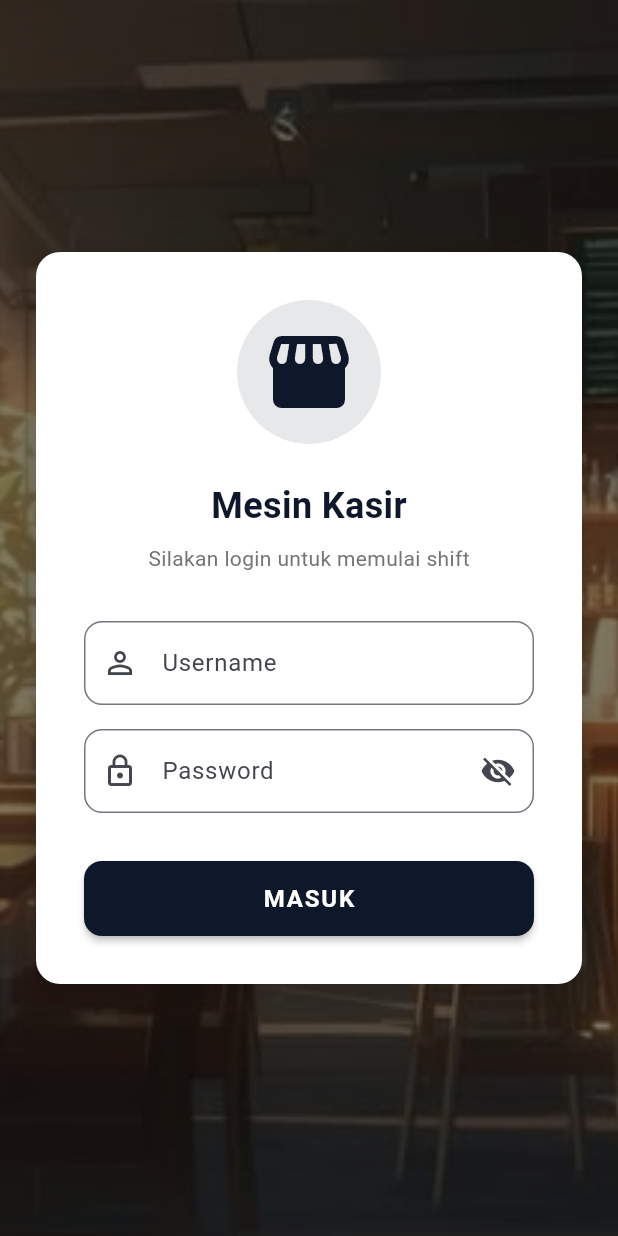
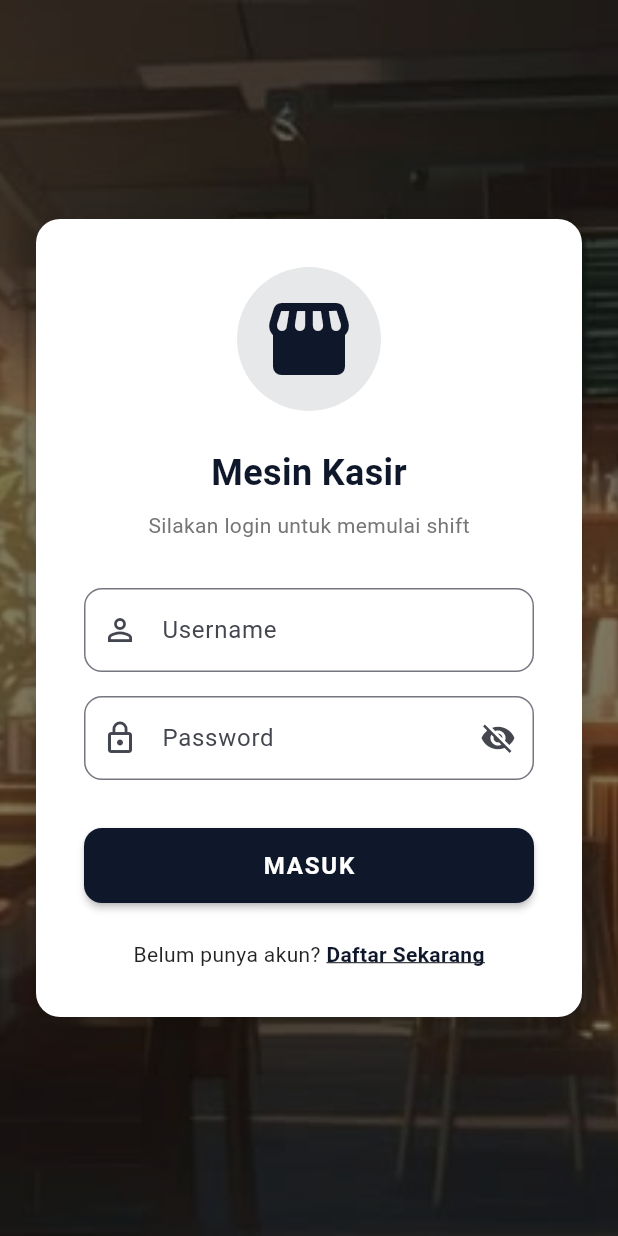
Before and after one commit to ellykaAl/flutter_kasirPRO, a Flutter app: the screen it shows after launch, on a phone screen of 412 x 824 dp. Run offline on Flutter 3.47's test engine with Material 3 defaults, Android fonts, the phone set to English and light mode, and no system bars.

Commit message:
memperbarui kodingan

```diff
--- a/lib/login.dart
+++ b/lib/login.dart
@@ -1,6 +1,7 @@
 import 'package:flutter/material.dart';
 import 'user_model.dart';
 import 'home.dart';
+import 'signup.dart'; // Import halaman daftar/register
 
 class LoginPage extends StatefulWidget {
   const LoginPage({super.key});
@@ -18,11 +19,12 @@ class _LoginPageState extends State<LoginPage> {
     final String username = _usernameController.text.trim();
     final String password = _passwordController.text.trim();
 
+    // Cek jika inputan kosong
     if (username.isEmpty || password.isEmpty) {
       ScaffoldMessenger.of(context).showSnackBar(
         const SnackBar(
           content: Text('Username dan Password tidak boleh kosong!'),
-          backgroundColor: Colors.red,
+          backgroundColor: Colors.redAccent,
           behavior: SnackBarBehavior.floating,
         ),
       );
@@ -41,11 +43,11 @@ class _LoginPageState extends State<LoginPage> {
         MaterialPageRoute(builder: (context) => HomePage(user: user)),
       );
     } catch (e) {
-      // Jika tidak ditemukan (error firstWhere)
+      // Jika tidak ditemukan (firstWhere melempar StateError)
       ScaffoldMessenger.of(context).showSnackBar(
         const SnackBar(
           content: Text('Username atau Password salah!'),
-          backgroundColor: Colors.red,
+          backgroundColor: Colors.redAccent,
           behavior: SnackBarBehavior.floating,
         ),
       );
@@ -54,6 +56,7 @@ class _LoginPageState extends State<LoginPage> {
 
   @override
   void dispose() {
+    // Pastikan controller di-dispose untuk menghindari memory leak
     _usernameController.dispose();
     _passwordController.dispose();
     super.dispose();
@@ -206,6 +209,36 @@ class _LoginPageState extends State<LoginPage> {
                         ),
                       ),
                     ),
+                    const SizedBox(height: 24),
+
+                    // Tautan ke Halaman Register/Daftar
+                    Row(
+                      mainAxisAlignment: MainAxisAlignment.center,
+                      children: [
+                        const Text(
+                          'Belum punya akun? ',
+                          style: TextStyle(color: Colors.black87),
+                        ),
+                        GestureDetector(
+                          onTap: () {
+                            Navigator.push(
+                              context,
+                              MaterialPageRoute(
+                                builder: (context) => const SignUpPage(),
+                              ),
+                            );
+                          },
+                          child: const Text(
+                            'Daftar Sekarang',
+                            style: TextStyle(
+                              color: Color(0xFF0F172A),
+                              fontWeight: FontWeight.bold,
+                              decoration: TextDecoration.underline,
+                            ),
+                          ),
+                        ),
+                      ],
+                    ),
                   ],
                 ),
               ),
--- a/lib/user_model.dart
+++ b/lib/user_model.dart
@@ -14,7 +14,7 @@ class UserAccount {
   });
 }
 
-// Data Dummy awal
+// Data Dummy awal (Berfungsi sebagai simulasi database)
 List<UserAccount> dummyUsers = [
   UserAccount(
     username: 'kasir1',
@@ -23,4 +23,11 @@ List<UserAccount> dummyUsers = [
     role: 'Kasir Utama',
     imageAsset: 'assets/profile.jpg',
   ),
+  UserAccount(
+    username: 'kasir2',
+    password: '123',
+    nama: 'Bahtiar',
+    role: 'kasir Cadangan',
+    imageAsset: 'assets/profile2.jpg',
+  )
 ];
```
Also changed, not shown: lib/home.dart (+47 -13 lines), lib/profile_page.dart (+37 -15 lines), lib/signup.dart (+14 -6 lines), assets/profile.jpg, assets/profile2.jpg (added).
